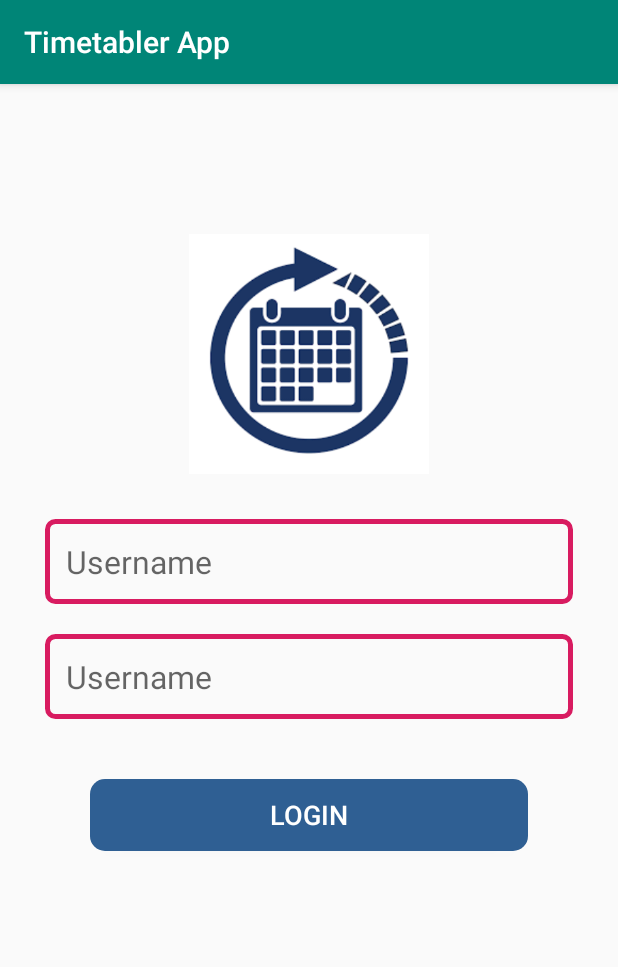
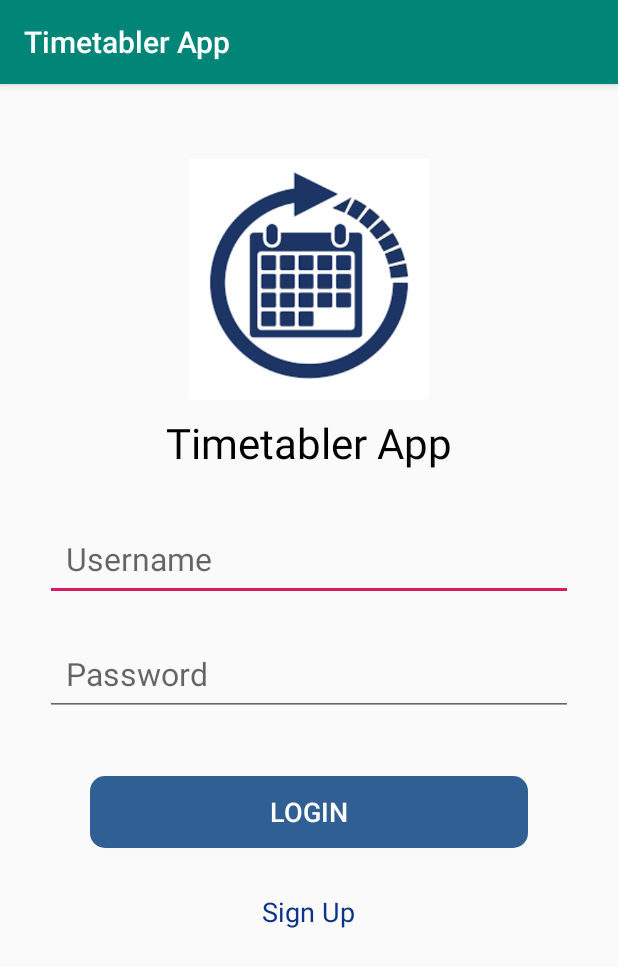
Before and after one commit to ben-mathu/TimetablerApp, an Android app: the LoginActivity screen opened directly, with no data from a screen before it, on a phone screen of 412 x 824 dp. Shown: the top 967 px of the screen. Run offline under Robolectric (Android 15) with nearby library versions, the phone set to English and light mode, and no system bars.

Commit message:
Redesign login view

```diff
--- a/app/src/main/java/com/example/timetablerapp/MainActivity.java
+++ b/app/src/main/java/com/example/timetablerapp/MainActivity.java
@@ -39,7 +39,8 @@ public class MainActivity extends AppCompatActivity implements MainView{
         role = MainApplication.getSharedPreferences().getString(Constants.ROLE, "");
 
         if (role != null && !role.isEmpty()) {
-            startActivity(new Intent(this, SignUpActivity.class));
+            startActivity(new Intent(this, LoginActivity.class));
+            finish();
         }
     }
 
@@ -62,7 +63,9 @@ public class MainActivity extends AppCompatActivity implements MainView{
         btnGotoLogin.setOnClickListener(v -> {
             role = spinnerUserRole.getSelectedItem().toString();
             presenter.sendUserRole(role);
-            startActivity(new Intent(MainActivity.this, SignUpActivity.class));
+            startActivity(new Intent(MainActivity.this, SignUpActivity.class)
+                    .setFlags(Intent.FLAG_ACTIVITY_NEW_TASK | Intent.FLAG_ACTIVITY_CLEAR_TASK)
+            );
             finish();
         });
     }
--- a/app/src/main/java/com/example/timetablerapp/login/LoginActivity.java
+++ b/app/src/main/java/com/example/timetablerapp/login/LoginActivity.java
@@ -1,16 +1,20 @@
 package com.example.timetablerapp.login;
 
+import android.content.Intent;
 import android.os.Bundle;
 import android.support.annotation.Nullable;
 import android.support.v7.app.AppCompatActivity;
+import android.view.View;
 import android.widget.Button;
 import android.widget.EditText;
 import android.widget.ProgressBar;
 import android.widget.Spinner;
+import android.widget.TextView;
 
 import com.example.timetablerapp.MainActivity;
 import com.example.timetablerapp.MainApplication;
 import com.example.timetablerapp.R;
+import com.example.timetablerapp.signup.SignUpActivity;
 
 /**
  * 06/05/19 -bernard
@@ -22,6 +26,7 @@ public class LoginActivity extends AppCompatActivity implements LoginView {
     private EditText edtUsername, edtPassword;
     private Button btnLogin;
     private ProgressBar progressBar;
+    private TextView txtSignUp;
 
     @Override
     protected void onCreate(@Nullable Bundle savedInstanceState) {
@@ -34,6 +39,12 @@ public class LoginActivity extends AppCompatActivity implements LoginView {
         edtUsername = findViewById(R.id.edit_username);
         edtPassword = findViewById(R.id.edit_password);
         btnLogin = findViewById(R.id.button_login);
+
+        txtSignUp = findViewById(R.id.text_register);
+        txtSignUp.setOnClickListener(v -> {
+            startActivity(new Intent(LoginActivity.this, SignUpActivity.class));
+            finish();
+        });
 
         btnLogin.setOnClickListener(v -> loginPresenter.login());
     }
--- a/app/src/main/res/layout/activity_login.xml
+++ b/app/src/main/res/layout/activity_login.xml
@@ -9,22 +9,32 @@
         android:id="@+id/image_timetable"
         android:layout_width="160dp"
         android:layout_height="160dp"
-        android:layout_marginTop="100dp"
-        android:layout_marginBottom="30dp"
+        android:layout_marginTop="50dp"
+        android:layout_marginBottom="10dp"
         android:src="@drawable/download"
         android:layout_centerHorizontal="true" />
+
+    <TextView
+        android:id="@+id/text_title"
+        android:layout_width="wrap_content"
+        android:layout_height="wrap_content"
+        android:layout_marginBottom="30dp"
+        android:layout_below="@id/image_timetable"
+        android:layout_centerHorizontal="true"
+        android:text="@string/app_name"
+        android:textSize="28sp"
+        android:textColor="#000"/>
 
     <EditText
         android:id="@+id/edit_username"
         android:layout_width="match_parent"
         android:layout_height="wrap_content"
-        android:layout_below="@+id/image_timetable"
+        android:layout_below="@+id/text_title"
         android:layout_marginStart="30dp"
         android:layout_marginEnd="30dp"
         android:hint="Username"
         android:textSize="21sp"
-        android:padding="14dp"
-        android:background="@drawable/button_background"/>
+        android:padding="14dp"/>
 
     <EditText
         android:id="@+id/edit_password"
@@ -34,10 +44,9 @@
         android:layout_marginTop="20dp"
         android:layout_marginStart="30dp"
         android:layout_marginEnd="30dp"
-        android:hint="Username"
+        android:hint="Password"
         android:textSize="21sp"
-        android:padding="14dp"
-        android:background="@drawable/button_background"/>
+        android:padding="14dp"/>
 
     <Button
         android:id="@+id/button_login"
@@ -51,4 +60,15 @@
         android:textColor="#FFF"
         android:textSize="18sp"
         android:background="@drawable/button_background_two"/>
+
+    <TextView
+        android:id="@+id/text_register"
+        android:layout_width="wrap_content"
+        android:layout_height="wrap_content"
+        android:layout_margin="30dp"
+        android:layout_below="@id/button_login"
+        android:layout_centerHorizontal="true"
+        android:text="Sign Up"
+        android:textSize="18sp"
+        android:textColor="@color/sterleto_blue"/>
 </RelativeLayout>
--- a/app/src/main/res/values/colors.xml
+++ b/app/src/main/res/values/colors.xml
@@ -5,4 +5,5 @@
     <color name="colorAccent">#D81B60</color>
     <color name="colorPrimary2">#2F5F93</color>
     <color name="my_kind_of_grey">#8F8F8F</color>
+    <color name="sterleto_blue">#0B3388</color>
 </resources>
```
